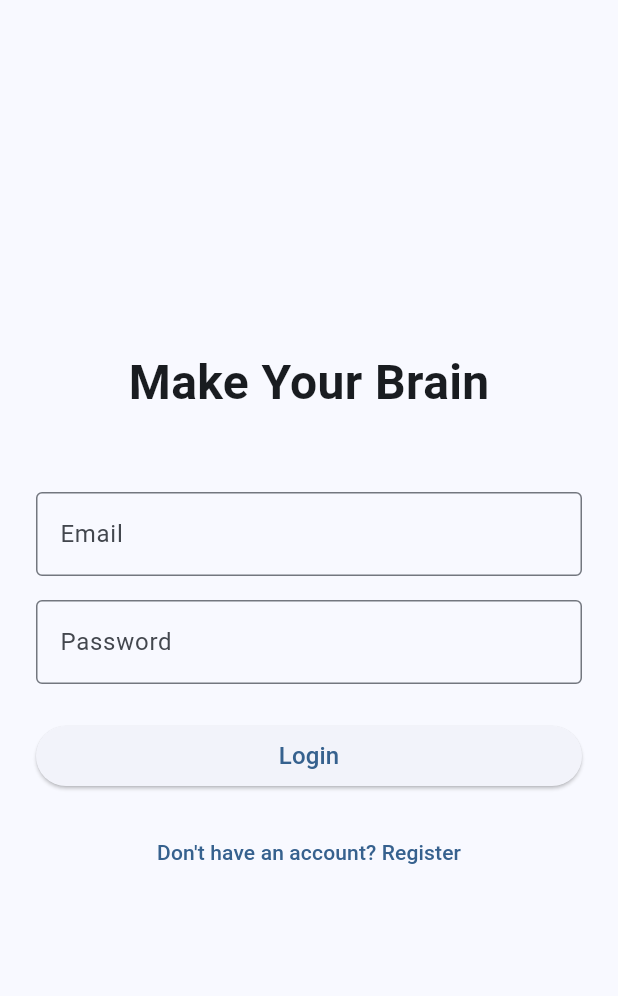
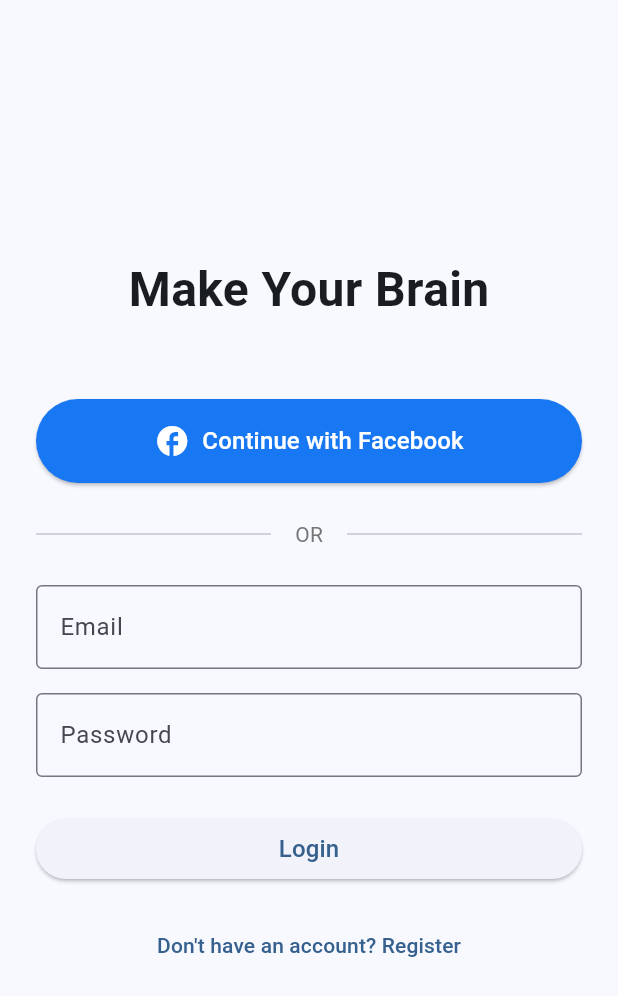
Before and after one commit to PatoucheH/MakeYourBrain, a Flutter app: the screen it shows after launch, on a phone screen of 412 x 824 dp. Shown: the top 996 px of the screen. Run offline on Flutter 3.47's test engine with Material 3 defaults, Android fonts, the phone set to English and light mode, and no system bars; our stand-ins replace shared_preferences, supabase_flutter; accounts and stored records are empty.

Commit message:
Init Facebook SSO

```diff
--- a/flutter_app/lib/features/auth/presentation/pages/login_page.dart
+++ b/flutter_app/lib/features/auth/presentation/pages/login_page.dart
@@ -1,4 +1,5 @@
 import 'package:flutter/material.dart';
+import 'package:supabase_flutter/supabase_flutter.dart';
 import '../../../../l10n/app_localizations.dart';
 import '../../data/repositories/auth_repository.dart';
 import '../../../quiz/presentation/pages/home_page.dart';
@@ -51,6 +52,51 @@
     }
   }
 
+  Future<void> _loginWithFacebook() async {
+    setState(() => _isLoading = true);
+
+    try {
+      final success = await _repository.signInWithFacebook();
+
+      if (!success) {
+        if (mounted) {
+          setState(() => _isLoading = false);
+          ScaffoldMessenger.of(context).showSnackBar(
+            const SnackBar(content: Text('Could not open Facebook login')),
+          );
+        }
+        return;
+      }
+
+      // Écouter les changements d'auth
+      final subscription = _repository.authStateChanges.listen((state) {
+        if (state.event == AuthChangeEvent.signedIn && mounted) {
+          Navigator.of(context).pushReplacement(
+            MaterialPageRoute(builder: (context) => const HomePage()),
+          );
+        }
+      });
+
+      // Timeout après 60 secondes
+      await Future.delayed(const Duration(seconds: 60));
+      subscription.cancel();
+
+      if (mounted && !_repository.isLoggedIn()) {
+        setState(() => _isLoading = false);
+        ScaffoldMessenger.of(context).showSnackBar(
+          const SnackBar(content: Text('Login timeout. Please try again.')),
+        );
+      }
+    } catch (e) {
+      if (mounted) {
+        setState(() => _isLoading = false);
+        ScaffoldMessenger.of(context).showSnackBar(
+          SnackBar(content: Text('Facebook login error: $e')),
+        );
+      }
+    }
+  }
+
   @override
   Widget build(BuildContext context) {
     final l10n = AppLocalizations.of(context)!;
@@ -67,6 +113,51 @@
                 style: const TextStyle(fontSize: 32, fontWeight: FontWeight.bold),
               ),
               const SizedBox(height: 50),
+
+              // Facebook Login Button
+              SizedBox(
+                width: double.infinity,
+                child: ElevatedButton.icon(
+                  onPressed: _isLoading ? null : _loginWithFacebook,
+                  icon: _isLoading
+                      ? const SizedBox(
+                          width: 20,
+                          height: 20,
+                          child: CircularProgressIndicator(color: Colors.white, strokeWidth: 2),
+                        )
+                      : const Icon(Icons.facebook, size: 24),
+                  label: Text(
+                    _isLoading ? 'Connecting...' : 'Continue with Facebook',
+                    style: const TextStyle(fontSize: 16),
+                  ),
+                  style: ElevatedButton.styleFrom(
+                    backgroundColor: const Color(0xFF1877F2),
+                    foregroundColor: Colors.white,
+                    padding: const EdgeInsets.all(16),
+                  ),
+                ),
+              ),
+
+              const SizedBox(height: 24),
+
+              // Divider
+              Row(
+                children: [
+                  const Expanded(child: Divider()),
+                  Padding(
+                    padding: const EdgeInsets.symmetric(horizontal: 16),
+                    child: Text(
+                      'OR',
+                      style: TextStyle(color: Colors.grey.shade600),
+                    ),
+                  ),
+                  const Expanded(child: Divider()),
+                ],
+              ),
+
+              const SizedBox(height: 24),
+
+              // Email/Password fields
               TextField(
                 controller: _emailController,
                 decoration: InputDecoration(
--- a/flutter_app/pubspec.yaml
+++ b/flutter_app/pubspec.yaml
@@ -15,6 +15,9 @@
     sdk: flutter
   intl: any
   shared_preferences: ^2.5.4
+  google_sign_in: ^7.2.0
+  sign_in_with_apple: ^7.0.1
+  url_launcher: ^6.3.2
 
 dev_dependencies:
   flutter_test:
```
Also changed, not shown: flutter_app/lib/features/auth/data/repositories/auth_repository.dart (+21 -1 lines).
